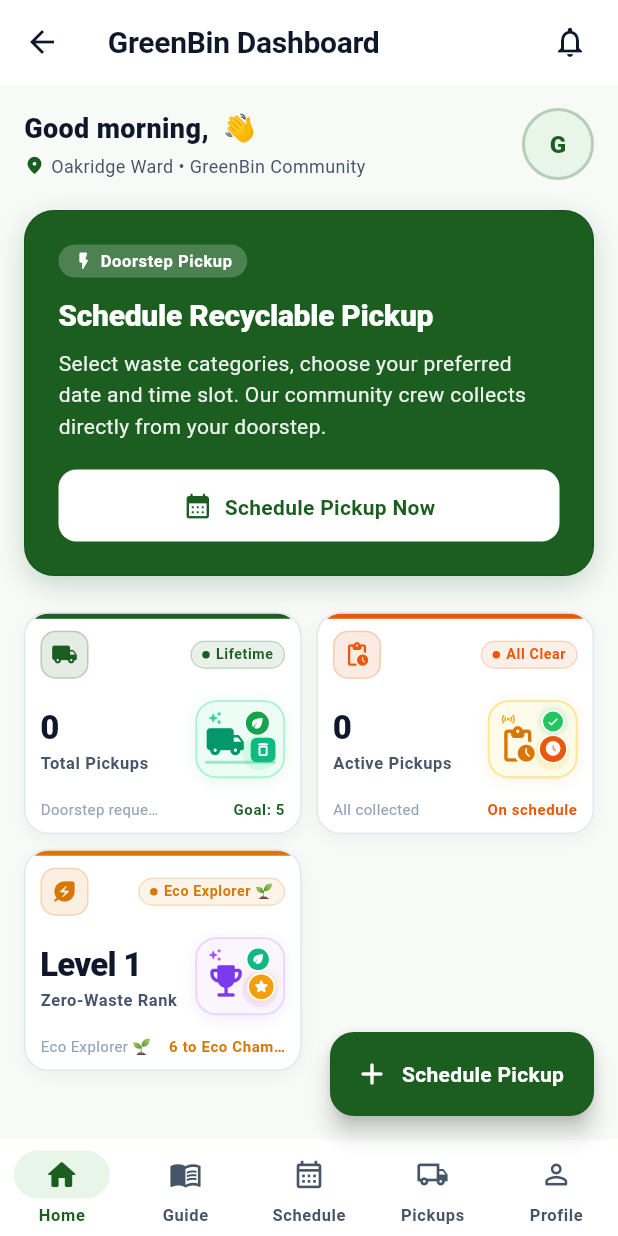
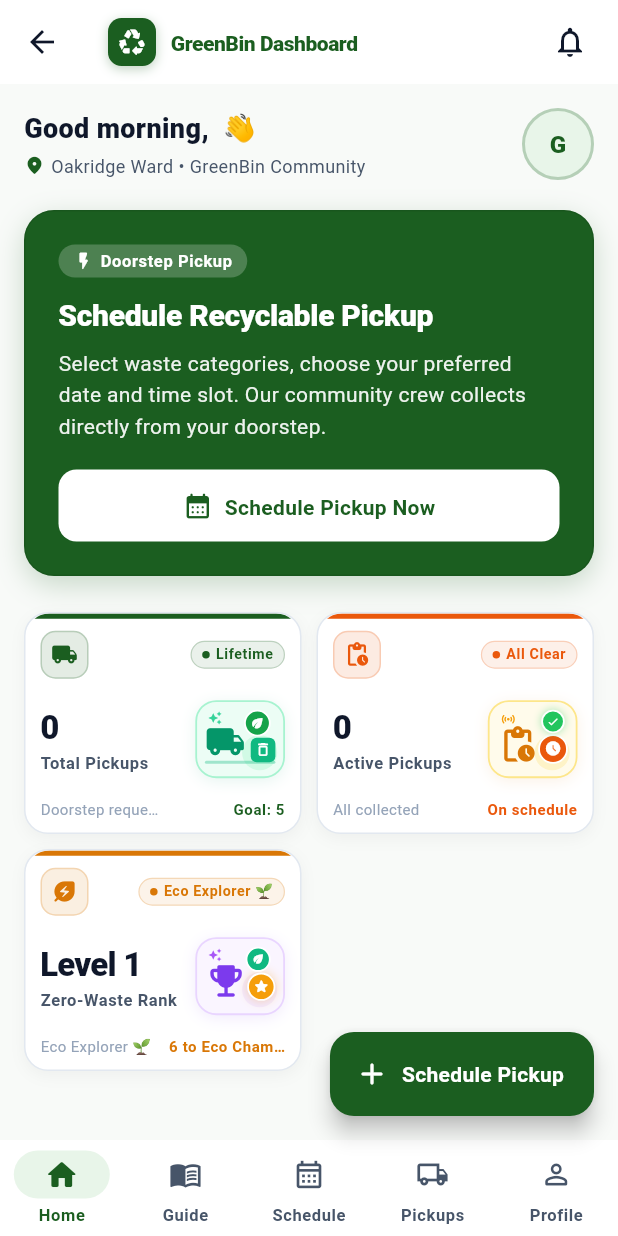
Before and after one commit to Vrutti88/GreenBin, a Flutter app: the HomeScreen screen opened by its route, on a phone screen of 412 x 824 dp. Run offline on Flutter 3.47's test engine with Material 3 defaults, Android fonts, the phone set to English and light mode, and no system bars; our stand-ins replace cloud_firestore, firebase_auth, firebase_core, shared_preferences; accounts and stored records are empty.

Commit message:
Add prominent GreenBin logo emblem to mobile home dashboard AppBar

```diff
--- a/lib/screens/home/home_screen.dart
+++ b/lib/screens/home/home_screen.dart
@@ -404,6 +404,46 @@ class _HomeScreenState extends State<HomeScreen> {
           tabletTrailing: _buildTabletTrailing(unreadCount),
           desktopSelectedIndex: _desktopIndex,
           onDesktopDestinationSelected: _onDesktopSelect,
+          titleWidget: _activeTab == HomeNavTab.home
+              ? Row(
+                  mainAxisSize: MainAxisSize.min,
+                  children: [
+                    Container(
+                      width: 32,
+                      height: 32,
+                      decoration: BoxDecoration(
+                        color: AppColors.primary,
+                        borderRadius: BorderRadius.circular(9),
+                        boxShadow: [
+                          BoxShadow(
+                            color: AppColors.primary.withValues(alpha: 0.28),
+                            blurRadius: 6,
+                            offset: const Offset(0, 2),
+                          ),
+                        ],
+                      ),
+                      child: const Icon(
+                        Icons.recycling_rounded,
+                        color: Colors.white,
+                        size: 20,
+                      ),
+                    ),
+                    const SizedBox(width: 10),
+                    Flexible(
+                      child: Text(
+                        'GreenBin Dashboard',
+                        style: AppTextStyles.titleMedium.copyWith(
+                          color: AppColors.primary,
+                          fontWeight: FontWeight.w800,
+                          letterSpacing: -0.3,
+                        ),
+                        maxLines: 1,
+                        overflow: TextOverflow.ellipsis,
+                      ),
+                    ),
+                  ],
+                )
+              : null,
           title: _getTabTitle(_activeTab),
           leading: _activeTab != HomeNavTab.home
               ? IconButton(
--- a/lib/widgets/adaptive_navigation.dart
+++ b/lib/widgets/adaptive_navigation.dart
@@ -39,6 +39,7 @@ class AdaptiveNavigationScaffold extends StatelessWidget {
   final ValueChanged<int>? onDesktopDestinationSelected;
   final Widget body;
   final String? title;
+  final Widget? titleWidget;
   final Widget? leading;
   final List<Widget>? actions;
   final Widget? floatingActionButton;
@@ -60,6 +61,7 @@ class AdaptiveNavigationScaffold extends StatelessWidget {
     this.onDesktopDestinationSelected,
     required this.body,
     this.title,
+    this.titleWidget,
     this.leading,
     this.actions,
     this.floatingActionButton,
@@ -90,9 +92,9 @@ class AdaptiveNavigationScaffold extends StatelessWidget {
           final safeIndex = currentIndex.clamp(0, effectiveDests.length - 1);
 
           return Scaffold(
-            appBar: title != null
+            appBar: (titleWidget != null || title != null)
                 ? AppBar(
-                    title: Text(title!),
+                    title: titleWidget ?? Text(title!),
                     leading: leading,
                     actions: actions,
                   )
@@ -136,9 +138,9 @@ class AdaptiveNavigationScaffold extends StatelessWidget {
         final requiredNavWidth = (isDesktop ? 270.0 : 80.0) + 1.0;
         if (constraints.maxWidth < requiredNavWidth) {
           return Scaffold(
-            appBar: title != null
+            appBar: (titleWidget != null || title != null)
                 ? AppBar(
-                    title: Text(title!),
+                    title: titleWidget ?? Text(title!),
                     leading: leading,
                     actions: actions,
                   )
@@ -169,9 +171,9 @@ class AdaptiveNavigationScaffold extends StatelessWidget {
               // Main Responsive Body Area
               Expanded(
                 child: Scaffold(
-                  appBar: title != null
+                  appBar: (titleWidget != null || title != null)
                       ? AppBar(
-                          title: Text(title!),
+                          title: titleWidget ?? Text(title!),
                           leading: leading,
                           actions: actions,
                         )
```
